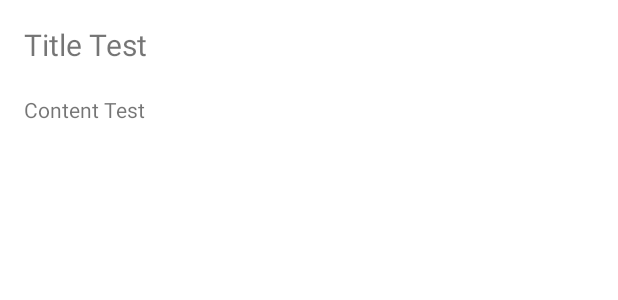
After one commit to eastar-dev/agile-todo, an Android app: the layout displaylist_item.xml on its own in the app's theme, with its tools: preview values and no code run, on a phone screen of 412 x 824 dp. The commit adds this screen. Shown: the top 300 px of the screen. Run offline under Robolectric (Android 15) with nearby library versions, the phone set to English and light mode, and no system bars.

Commit message:
DisplayList recyclerview 및 item 생성

```diff
--- a/app/src/main/java/com/bestuna/todo/MainActivity.kt
+++ b/app/src/main/java/com/bestuna/todo/MainActivity.kt
@@ -12,7 +12,6 @@ class MainActivity : AppCompatActivity() {
     override fun onCreate(savedInstanceState: Bundle?) {
         super.onCreate(savedInstanceState)
         setContentView(R.layout.activity_main)
-        setSupportActionBar(findViewById(R.id.toolbar))
 
         findViewById<FloatingActionButton>(R.id.fab).setOnClickListener { view ->
             Snackbar.make(view, "Replace with your own action", Snackbar.LENGTH_LONG)
--- /dev/null
+++ b/app/src/main/res/layout/displaylist_item.xml
@@ -0,0 +1,38 @@
+<?xml version="1.0" encoding="utf-8"?>
+<androidx.constraintlayout.widget.ConstraintLayout xmlns:android="http://schemas.android.com/apk/res/android"
+    android:layout_width="match_parent"
+    android:layout_height="wrap_content"
+    android:layout_marginStart="16dp"
+    android:layout_marginTop="16dp"
+    android:layout_marginEnd="16dp"
+    xmlns:app="http://schemas.android.com/apk/res-auto"
+    xmlns:tools="http://schemas.android.com/tools"
+    >
+
+
+    <TextView
+        android:id="@+id/title"
+        android:layout_width="wrap_content"
+        android:layout_height="wrap_content"
+        android:textSize="20dp"
+        app:layout_constraintStart_toStartOf="parent"
+        app:layout_constraintTop_toTopOf="parent"
+
+        tools:text = "Title Test"
+        />
+
+    <TextView
+        android:id="@+id/content"
+        android:layout_width="wrap_content"
+        android:layout_height="match_parent"
+        android:layout_marginTop="20dp"
+        android:gravity="start"
+        android:maxLines="2"
+        app:layout_constraintEnd_toEndOf="parent"
+        app:layout_constraintHorizontal_bias="0.0"
+        app:layout_constraintStart_toStartOf="parent"
+        app:layout_constraintTop_toBottomOf="@+id/title"
+        tools:text="Content Test" />
+
+
+</androidx.constraintlayout.widget.ConstraintLayout>
```
Also changed, not shown: app/src/main/res/layout/activity_main.xml (+9 -15 lines), app/src/main/res/layout/content_main.xml (deleted, +0 -19 lines).
